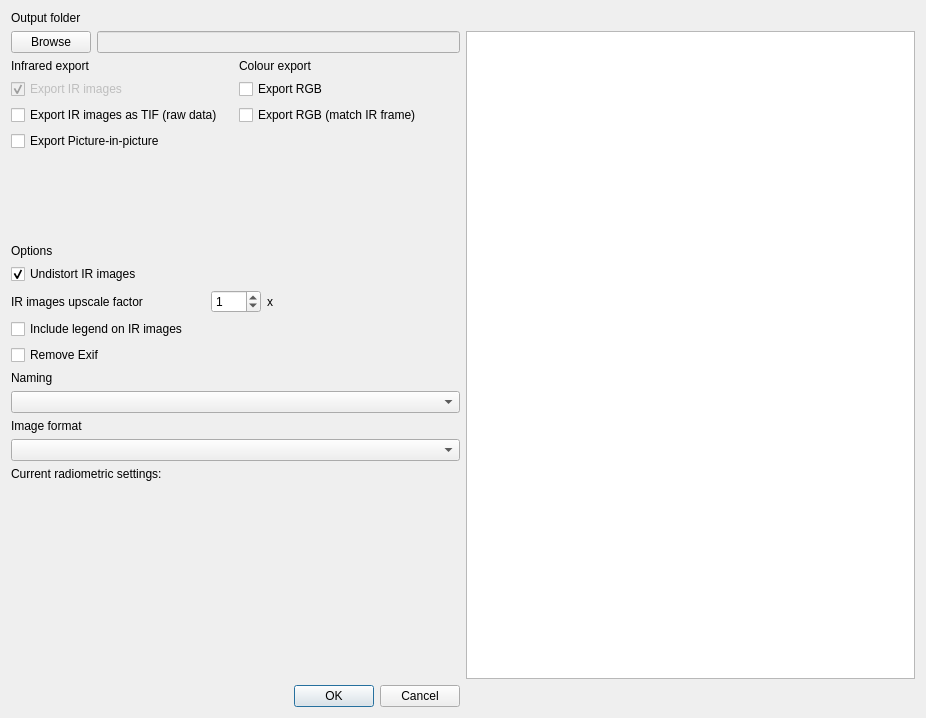
s-du/Thermogram, file ui/export_dialog.ui: the form before one commit.
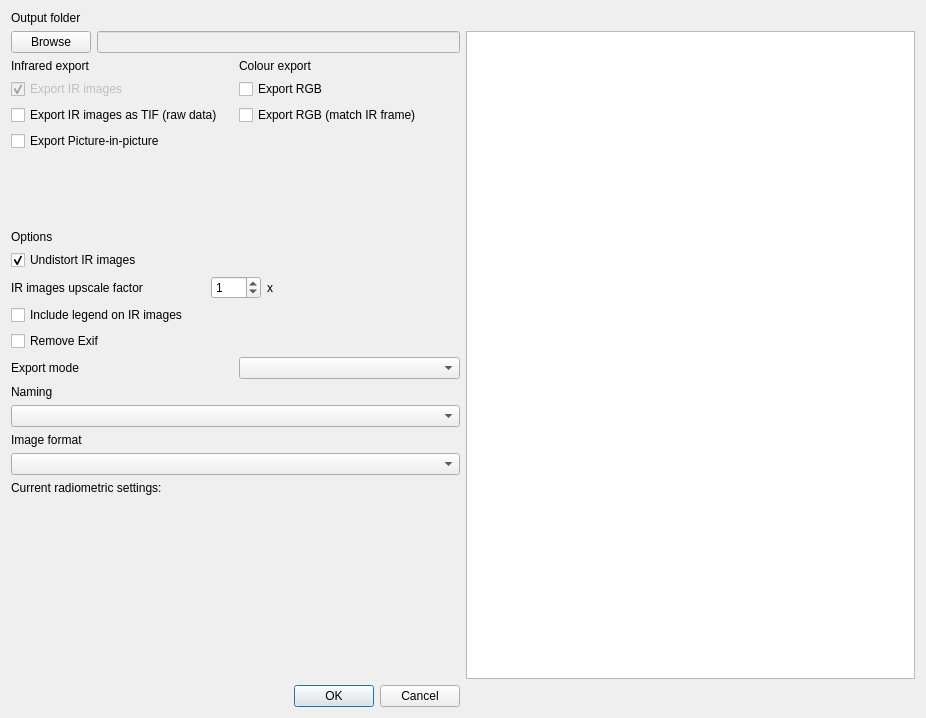
The form after the commit.

What changed in the file:
```diff
--- a/ui/export_dialog.ui
+++ b/ui/export_dialog.ui
@@ -205,6 +205,20 @@
        </property>
       </widget>
      </item>
+     <item>
+      <layout class="QHBoxLayout" name="horizontalLayout_export_mode">
+       <item>
+        <widget class="QLabel" name="label_export_mode">
+         <property name="text">
+          <string>Export mode</string>
+         </property>
+        </widget>
+       </item>
+       <item>
+        <widget class="QComboBox" name="comboBox_export_mode"/>
+       </item>
+      </layout>
+     </item>
      <item>
       <widget class="QLabel" name="label_5">
        <property name="text">
```
